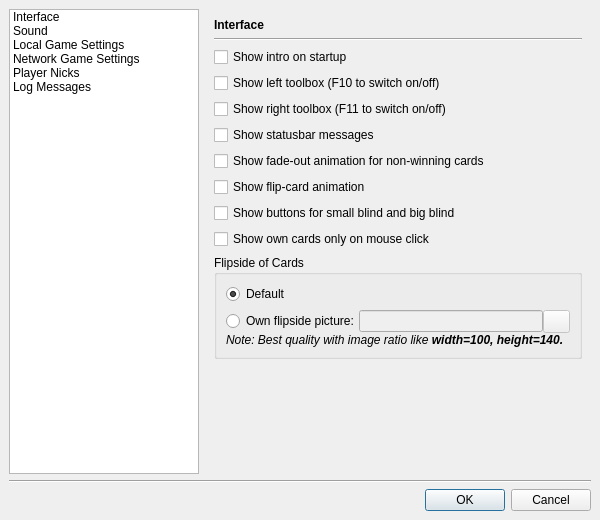
First picture: the form in src/gui/qt/settingsdialog.ui, repository pokerth/pokerth, before the edit.
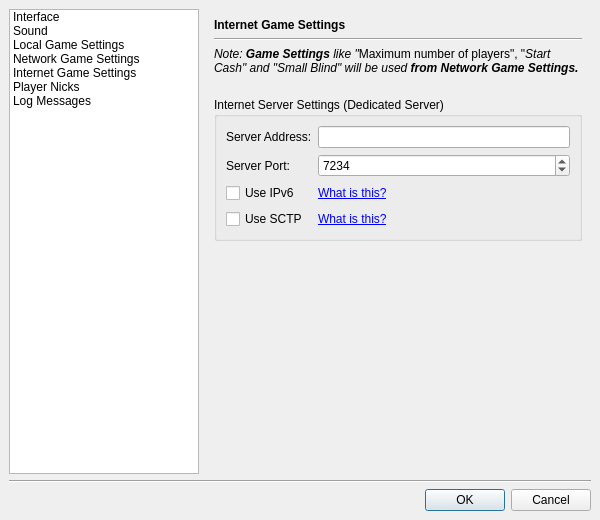
Second picture: the form after the edit. The open tabs and pages were chosen to show the change. Icons and pictures are not drawn. Custom widgets are drawn as their Qt base class.

The edit to the form file:
```diff
--- a/src/gui/qt/settingsdialog.ui
+++ b/src/gui/qt/settingsdialog.ui
@@ -756,6 +756,164 @@
        </item>
       </layout>
      </widget>
+     <widget class="QWidget" name="page_7" >
+      <layout class="QGridLayout" >
+       <property name="margin" >
+        <number>9</number>
+       </property>
+       <property name="spacing" >
+        <number>6</number>
+       </property>
+       <item row="5" column="0" >
+        <spacer>
+         <property name="orientation" >
+          <enum>Qt::Vertical</enum>
+         </property>
+         <property name="sizeHint" >
+          <size>
+           <width>368</width>
+           <height>91</height>
+          </size>
+         </property>
+        </spacer>
+       </item>
+       <item row="4" column="0" >
+        <widget class="QGroupBox" name="groupBox_4" >
+         <property name="title" >
+          <string>Internet Server Settings (Dedicated Server)</string>
+         </property>
+         <layout class="QGridLayout" >
+          <property name="margin" >
+           <number>9</number>
+          </property>
+          <property name="spacing" >
+           <number>6</number>
+          </property>
+          <item row="0" column="0" >
+           <widget class="QLabel" name="label_41" >
+            <property name="text" >
+             <string>Server Address:</string>
+            </property>
+           </widget>
+          </item>
+          <item row="1" column="0" >
+           <widget class="QLabel" name="label_31" >
+            <property name="text" >
+             <string>Server Port:</string>
+            </property>
+           </widget>
+          </item>
+          <item row="1" column="1" >
+           <widget class="QSpinBox" name="spinBox_InternetServerPort" >
+            <property name="maximum" >
+             <number>65535</number>
+            </property>
+            <property name="minimum" >
+             <number>80</number>
+            </property>
+            <property name="value" >
+             <number>7234</number>
+            </property>
+           </widget>
+          </item>
+          <item row="0" column="1" >
+           <widget class="QLineEdit" name="lineEdit_InternetServerAddress" >
+            <property name="maxLength" >
+             <number>60</number>
+            </property>
+            <property name="echoMode" >
+             <enum>QLineEdit::Password</enum>
+            </property>
+           </widget>
+          </item>
+          <item row="3" column="1" >
+           <widget class="QLabel" name="label_42" >
+            <property name="text" >
+             <string>&lt;a href="http://en.wikipedia.org/wiki/Stream_Control_Transmission_Protocol">What is this?&lt;/a></string>
+            </property>
+            <property name="openExternalLinks" >
+             <bool>true</bool>
+            </property>
+           </widget>
+          </item>
+          <item row="2" column="1" >
+           <widget class="QLabel" name="label_32" >
+            <property name="text" >
+             <string>&lt;a href="http://en.wikipedia.org/wiki/Ipv6">What is this?&lt;/a></string>
+            </property>
+            <property name="openExternalLinks" >
+             <bool>true</bool>
+            </property>
+           </widget>
+          </item>
+          <item row="2" column="0" >
+           <widget class="QCheckBox" name="checkBox_InternetServerUseIpv6" >
+            <property name="text" >
+             <string>Use IPv6</string>
+            </property>
+           </widget>
+          </item>
+          <item row="3" column="0" >
+           <widget class="QCheckBox" name="checkBox_InternetServerUseSctp" >
+            <property name="text" >
+             <string>Use SCTP</string>
+            </property>
+           </widget>
+          </item>
+         </layout>
+        </widget>
+       </item>
+       <item row="3" column="0" >
+        <spacer>
+         <property name="orientation" >
+          <enum>Qt::Vertical</enum>
+         </property>
+         <property name="sizeType" >
+          <enum>QSizePolicy::Fixed</enum>
+         </property>
+         <property name="sizeHint" >
+          <size>
+           <width>372</width>
+           <height>16</height>
+          </size>
+         </property>
+        </spacer>
+       </item>
+       <item row="0" column="0" >
+        <widget class="QLabel" name="label_30" >
+         <property name="font" >
+          <font>
+           <weight>75</weight>
+           <bold>true</bold>
+          </font>
+         </property>
+         <property name="text" >
+          <string>Internet Game Settings</string>
+         </property>
+        </widget>
+       </item>
+       <item row="1" column="0" >
+        <widget class="Line" name="line_9" >
+         <property name="orientation" >
+          <enum>Qt::Horizontal</enum>
+         </property>
+        </widget>
+       </item>
+       <item row="2" column="0" >
+        <widget class="QLabel" name="label_43" >
+         <property name="text" >
+          <string>&lt;html>&lt;head>&lt;meta name="qrichtext" content="1" />&lt;style type="text/css">
+p, li { white-space: pre-wrap; }
+&lt;/style>&lt;/head>&lt;body style=" font-family:'Nimbus Sans L'; font-size:9pt; font-weight:400; font-style:normal; text-decoration:none;">
+&lt;p style=" margin-top:0px; margin-bottom:0px; margin-left:0px; margin-right:0px; -qt-block-indent:0; text-indent:0px;">&lt;span style=" font-style:italic;">Note: &lt;/span>&lt;span style=" font-weight:600; font-style:italic;">Game Settings&lt;/span>&lt;span style=" font-style:italic;"> like "&lt;/span>Maximum number of players", "&lt;span style=" font-style:italic;">Start Cash" and "Small Blind" will be used &lt;/span>&lt;span style=" font-weight:600; font-style:italic;">from Network Game Settings.&lt;/span>&lt;/p>&lt;/body>&lt;/html></string>
+         </property>
+         <property name="wordWrap" >
+          <bool>true</bool>
+         </property>
+        </widget>
+       </item>
+      </layout>
+     </widget>
      <widget class="QWidget" name="page_3" >
       <layout class="QGridLayout" >
        <property name="margin" >
@@ -2164,6 +2322,11 @@
        <string>Network Game Settings</string>
       </property>
      </item>
+     <item>
+      <property name="text" >
+       <string>Internet Game Settings</string>
+      </property>
+     </item>
      <item>
       <property name="text" >
        <string>Player Nicks</string>
```
Left out of the diff: 40 changed lines with no effect on the pictures.
